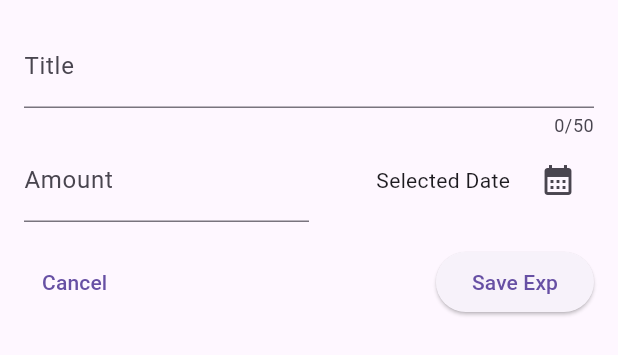
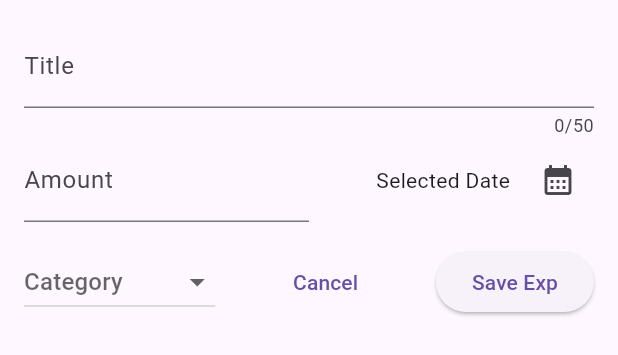
Before and after one commit to ravraw/flutter_expense_tracker, a Flutter app: the NewExpense widget shown alone on an empty page, opened directly, on a phone screen of 412 x 824 dp. Shown: the top 355 px of the screen. Run offline on Flutter 3.47's test engine with Material 3 defaults, Android fonts, the phone set to English and light mode, and no system bars.

Commit message:
Added expense Category to new expense dropdown

```diff
--- a/lib/new_expense.dart
+++ b/lib/new_expense.dart
@@ -1,4 +1,7 @@
+import 'package:flutter/foundation.dart';
 import 'package:flutter/material.dart';
+import 'package:flutter/foundation.dart' hide Category;
+import 'package:flutter_expense_tracker/models/expense.dart' as expense_model;
 
 class NewExpense extends StatefulWidget {
   const NewExpense({super.key});
@@ -68,6 +71,20 @@ class _NewExpenseState extends State<NewExpense> {
           Row(
             mainAxisAlignment: MainAxisAlignment.spaceBetween,
             children: [
+              DropdownButton(
+                items: expense_model.Category.values
+                    .map((category) => DropdownMenuItem(
+                          value: category,
+                          child: Text(describeEnum(category)
+                                  .characters
+                                  .first
+                                  .toUpperCase() +
+                              describeEnum(category).substring(1)),
+                        ))
+                    .toList(),
+                onChanged: (value) {},
+                hint: const Text("Category"),
+              ),
               TextButton(
                 onPressed: () {
                   Navigator.of(context).pop();
```
